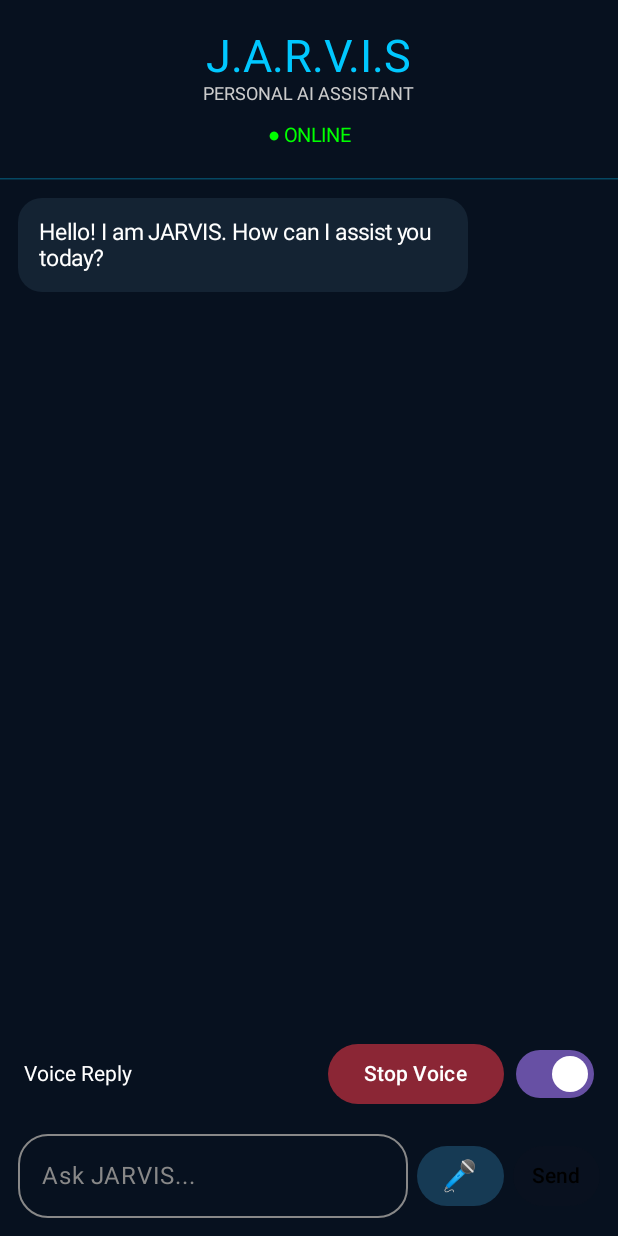
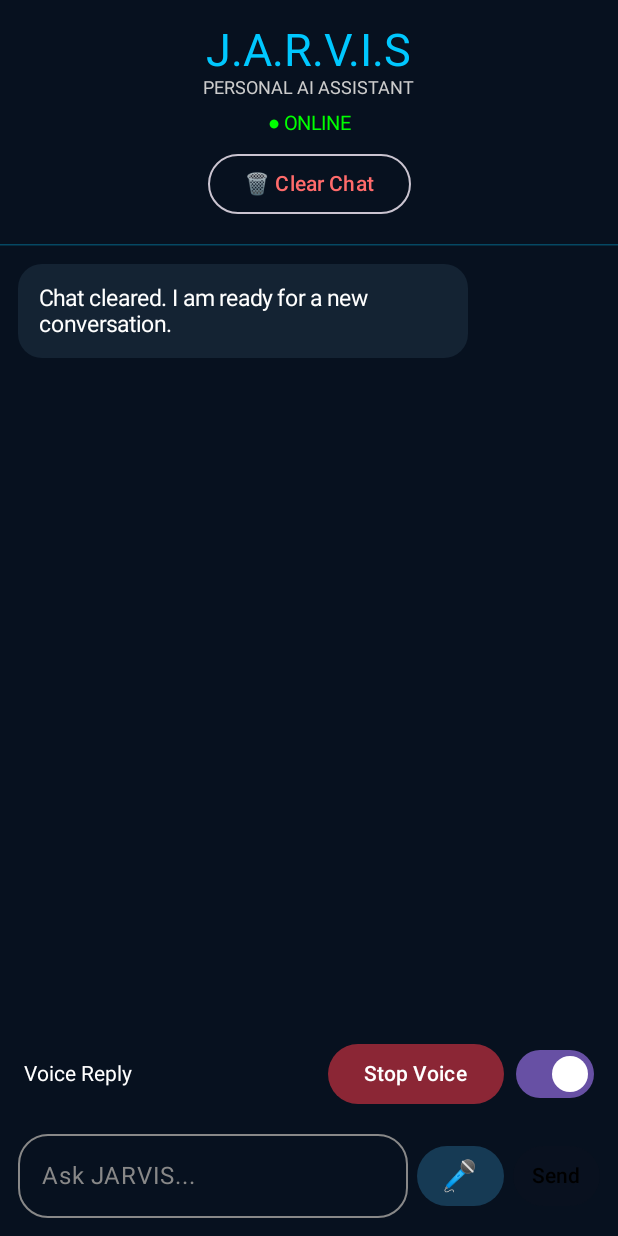
Before and after one commit to basudevkalta8-pixel/JARVIS-Android, an Android app built with Jetpack Compose: the composable JarvisApp shown on its own in the app's theme, on a phone screen of 412 x 824 dp. Run offline under Robolectric (Android 15) with nearby library versions, the phone set to English and light mode, and no system bars.

Commit message:
Add JARVIS chat memory

```diff
--- a/app/src/main/java/com/jarvis/assistant/MainActivity.kt
+++ b/app/src/main/java/com/jarvis/assistant/MainActivity.kt
@@ -1,6 +1,7 @@
 package com.jarvis.assistant
 
 import android.os.Bundle
+import android.content.Context
 import android.content.Intent
 import android.speech.RecognizerIntent
 import android.speech.SpeechRecognizer
@@ -49,12 +50,20 @@ private val client = OkHttpClient()
 private val blue = Color(0xFF00C8FF)
 private val bg = Color(0xFF07111F)
 
+private const val PREFS_NAME = "jarvis_memory"
+private const val CHAT_KEY = "saved_chat"
+private const val HISTORY_KEY = "saved_history"
+
 @Composable
 fun JarvisApp() {
 
     val context = LocalContext.current
     val scope = rememberCoroutineScope()
     val listState = rememberLazyListState()
+
+    val prefs = remember {
+        context.getSharedPreferences(PREFS_NAME, Context.MODE_PRIVATE)
+    }
 
     var input by remember { mutableStateOf("") }
     var loading by remember { mutableStateOf(false) }
@@ -64,20 +73,85 @@ var ttsReady by remember { mutableStateOf(false) }
     var tts by remember { mutableStateOf<TextToSpeech?>(null) }
 
     val messages = remember {
-    mutableStateListOf(
-        ChatMessage("Hello! I am JARVIS. How can I assist you today?", false)
+        mutableStateListOf<ChatMessage>().apply {
+            val saved = prefs.getString(CHAT_KEY, null)
+
+            if (saved != null) {
+                try {
+                    val array = JSONArray(saved)
+
+                    for (i in 0 until array.length()) {
+                        val item = array.getJSONObject(i)
+                        add(
+                            ChatMessage(
+                                item.getString("text"),
+                                item.getBoolean("isUser")
+                            )
+                        )
+                    }
+                } catch (_: Exception) {
+                    clear()
+                }
+            }
+
+            if (isEmpty()) {
+                add(
+                    ChatMessage(
+                        "Hello! I am JARVIS. How can I assist you today?",
+                        false
+                    )
+                )
+            }
+        }
+    }
+
+    val history = remember {
+        mutableStateListOf<JSONObject>().apply {
+            val saved = prefs.getString(HISTORY_KEY, null)
+
+            if (saved != null) {
+                try {
+                    val array = JSONArray(saved)
+
+                    for (i in 0 until array.length()) {
+                        add(array.getJSONObject(i))
+                    }
+                } catch (_: Exception) {
+                    clear()
+                }
+            }
+        }
+    }
+
+    // SAVE CHAT AND MEMORY
+    fun saveMemory() {
+        val chatArray = JSONArray()
+
+        messages.forEach {
+            chatArray.put(
+                JSONObject()
+                    .put("text", it.text)
+                    .put("isUser", it.isUser)
             )
         }
 
-val history = remember { mutableStateListOf<JSONObject>() }
+        val historyArray = JSONArray()
+        history.forEach { historyArray.put(it) }
+
+        prefs.edit()
+            .putString(CHAT_KEY, chatArray.toString())
+            .putString(HISTORY_KEY, historyArray.toString())
+            .apply()
+    }
 
     // TTS INITIALIZATION
     DisposableEffect(context) {
         val engine = TextToSpeech(context) { status ->
             if (status == TextToSpeech.SUCCESS) {
-            val languageResult = tts?.setLanguage(Locale("hi", "IN"))
-            ttsReady = languageResult != TextToSpeech.LANG_MISSING_DATA &&
-                    languageResult != TextToSpeech.LANG_NOT_SUPPORTED
+                val result = tts?.setLanguage(Locale("hi", "IN"))
+                ttsReady =
+                    result != TextToSpeech.LANG_MISSING_DATA &&
+                    result != TextToSpeech.LANG_NOT_SUPPORTED
             }
         }
 
@@ -101,7 +175,7 @@ fun speakText(text: String) {
         )
     }
 
-// SEND MESSAGE FUNCTION
+    // SEND MESSAGE
     fun sendSpokenMessage(question: String) {
         if (question.isBlank() || loading) return
 
@@ -113,13 +187,17 @@ fun sendSpokenMessage(question: String) {
                 .put("content", question)
         )
 
+        saveMemory()
         loading = true
 
         scope.launch {
             val result = askOpenRouter(history.toList())
 
             if (result.startsWith("ERROR:")) {
-            messages.add(ChatMessage(result.removePrefix("ERROR:"), false))
+                messages.add(
+                    ChatMessage(result.removePrefix("ERROR:"), false)
+                )
+
                 if (history.isNotEmpty()) {
                     history.removeAt(history.lastIndex)
                 }
@@ -135,6 +213,7 @@ fun sendSpokenMessage(question: String) {
                 speakText(result)
             }
 
+            saveMemory()
             loading = false
 
             if (messages.isNotEmpty()) {
@@ -143,7 +222,23 @@ fun sendSpokenMessage(question: String) {
         }
     }
 
-// SPEECH RECOGNITION RESULT
+    // CLEAR CHAT
+    fun clearChat() {
+        tts?.stop()
+        messages.clear()
+        history.clear()
+
+        messages.add(
+            ChatMessage(
+                "Chat cleared. I am ready for a new conversation.",
+                false
+            )
+        )
+
+        saveMemory()
+    }
+
+    // SPEECH RECOGNITION
     val speechLauncher = rememberLauncherForActivityResult(
         ActivityResultContracts.StartActivityForResult()
     ) { result ->
@@ -165,7 +260,10 @@ val speechLauncher = rememberLauncherForActivityResult(
     fun startListening() {
         if (!SpeechRecognizer.isRecognitionAvailable(context)) {
             messages.add(
-            ChatMessage("Speech recognition is unavailable on this device.", false)
+                ChatMessage(
+                    "Speech recognition is unavailable on this device.",
+                    false
+                )
             )
             return
         }
@@ -192,13 +290,24 @@ Surface(
 
             // HEADER
             Column(
-            modifier = Modifier.fillMaxWidth().padding(20.dp),
+                modifier = Modifier
+                    .fillMaxWidth()
+                    .padding(16.dp),
                 horizontalAlignment = Alignment.CenterHorizontally
             ) {
-            Text("J.A.R.V.I.S", fontSize = 30.sp, color = blue)
-            Text("PERSONAL AI ASSISTANT", fontSize = 12.sp, color = Color.LightGray)
+                Text(
+                    "J.A.R.V.I.S",
+                    fontSize = 30.sp,
+                    color = blue
+                )
 
-            Spacer(modifier = Modifier.height(12.dp))
+                Text(
+                    "PERSONAL AI ASSISTANT",
+                    fontSize = 12.sp,
+                    color = Color.LightGray
+                )
+
+                Spacer(modifier = Modifier.height(8.dp))
 
                 Text(
                     text = when {
@@ -206,9 +315,21 @@ Surface(
                         loading -> "● THINKING..."
                         else -> "● ONLINE"
                     },
-                color = if (listening || loading) Color.Yellow else Color.Green,
+                    color = if (listening || loading) Color.Yellow
+                    else Color.Green,
                     fontSize = 13.sp
                 )
+
+                Spacer(modifier = Modifier.height(8.dp))
+
+                OutlinedButton(
+                    onClick = { clearChat() },
+                    colors = ButtonDefaults.outlinedButtonColors(
+                        contentColor = Color(0xFFFF6B6B)
+                    )
+                ) {
+                    Text("🗑 Clear Chat")
+                }
             }
 
             HorizontalDivider(color = blue.copy(alpha = 0.3f))
@@ -216,7 +337,10 @@ Surface(
             // CHAT
             LazyColumn(
                 state = listState,
-            modifier = Modifier.weight(1f).fillMaxWidth().padding(12.dp),
+                modifier = Modifier
+                    .weight(1f)
+                    .fillMaxWidth()
+                    .padding(12.dp),
                 verticalArrangement = Arrangement.spacedBy(10.dp)
             ) {
                 items(messages) { message ->
@@ -236,7 +360,9 @@ Surface(
 
             // VOICE CONTROLS
             Row(
-            modifier = Modifier.fillMaxWidth().padding(horizontal = 16.dp, vertical = 4.dp),
+                modifier = Modifier
+                    .fillMaxWidth()
+                    .padding(horizontal = 16.dp, vertical = 4.dp),
                 verticalAlignment = Alignment.CenterVertically
             ) {
                 Text(
@@ -267,14 +393,18 @@ Surface(
 
             // INPUT
             Row(
-            modifier = Modifier.fillMaxWidth().padding(12.dp),
+                modifier = Modifier
+                    .fillMaxWidth()
+                    .padding(12.dp),
                 verticalAlignment = Alignment.CenterVertically
             ) {
                 OutlinedTextField(
                     value = input,
                     onValueChange = { input = it },
                     modifier = Modifier.weight(1f),
-                placeholder = { Text("Ask JARVIS...", color = Color.Gray) },
+                    placeholder = {
+                        Text("Ask JARVIS...", color = Color.Gray)
+                    },
                     colors = OutlinedTextFieldDefaults.colors(
                         focusedTextColor = Color.White,
                         unfocusedTextColor = Color.White,
@@ -310,7 +440,9 @@ Surface(
                         }
                     },
                     enabled = !loading && input.isNotBlank(),
-                colors = ButtonDefaults.buttonColors(containerColor = blue),
+                    colors = ButtonDefaults.buttonColors(
+                        containerColor = blue
+                    ),
                     contentPadding = PaddingValues(horizontal = 12.dp)
                 ) {
                     Text("Send", color = Color.Black)
@@ -318,13 +450,11 @@ Surface(
             }
         }
     }
-
 }
 
 // OPENROUTER
 suspend fun askOpenRouter(history: List<JSONObject>): String =
     withContext(Dispatchers.IO) {
-
         try {
             val apiKey = BuildConfig.OPENROUTER_API_KEY
 
@@ -343,11 +473,14 @@ withContext(Dispatchers.IO) {
                         "Be friendly, smart, natural and helpful. " +
                         "Reply in Hindi, Hinglish or English according to the user. " +
                         "Keep answers clear and conversational. " +
+                        "Use the conversation history to understand context. " +
                         "Never pretend to perform actions you cannot perform."
                     )
             )
 
-        history.forEach { messagesArray.put(it) }
+            history.takeLast(30).forEach {
+                messagesArray.put(it)
+            }
 
             val json = JSONObject()
                 .put("model", "openrouter/free")
@@ -400,12 +533,15 @@ val bubbleColor = if (message.isUser) {
 
     Column(
         modifier = Modifier.fillMaxWidth(),
-    horizontalAlignment = if (message.isUser) Alignment.End else Alignment.Start
+        horizontalAlignment = if (message.isUser) Alignment.End
+        else Alignment.Start
     ) {
         Card(
             modifier = Modifier.widthIn(max = 300.dp),
             shape = RoundedCornerShape(16.dp),
-        colors = CardDefaults.cardColors(containerColor = bubbleColor)
+            colors = CardDefaults.cardColors(
+                containerColor = bubbleColor
+            )
         ) {
             Text(
                 text = message.text,
@@ -415,5 +551,4 @@ Column(
             )
         }
     }
-
 }
```
Lines whose indentation alone changed are shown as unchanged.
